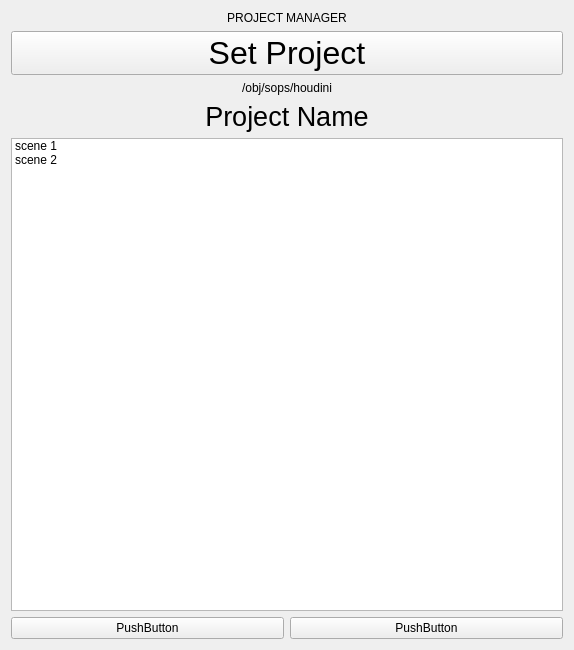
Above: projectview.ui from scmacoll/USDbrowserdrafts before the change. Below: the same form after it.
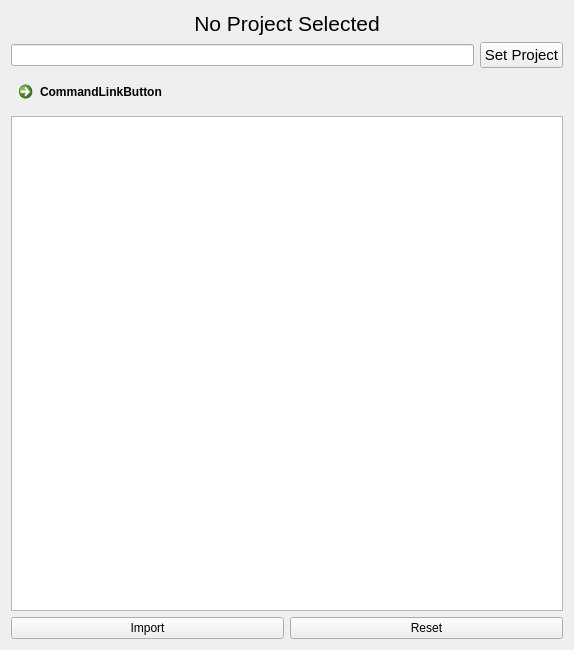
That is the form after the change.

Commit message: big update, list is sorted, qt design is updated with list box and proj_path is connected with 'proj' (JOB/)

What changed in the file:
```diff
--- a/projectview.ui
+++ b/projectview.ui
@@ -15,14 +15,14 @@
   </property>
   <layout class="QVBoxLayout" name="verticalLayout_3">
    <item>
-    <layout class="QVBoxLayout" name="verticalLayout_2">
-     <item>
-      <widget class="QLabel" name="label">
-       <property name="text">
-        <string>PROJECT MANAGER</string>
-       </property>
-       <property name="textFormat">
-        <enum>Qt::AutoText</enum>
+    <widget class="QLabel" name="projname">
+     <property name="font">
+      <font>
+       <pointsize>16</pointsize>
+      </font>
+     </property>
+     <property name="text">
+      <string>No Project Selected</string>
        </property>
        <property name="alignment">
         <set>Qt::AlignCenter</set>
@@ -30,6 +30,41 @@
       </widget>
      </item>
      <item>
+    <layout class="QGridLayout" name="gridLayout_2">
+     <item row="4" column="0">
+      <widget class="QListWidget" name="scenelist"/>
+     </item>
+     <item row="5" column="0">
+      <layout class="QHBoxLayout" name="horizontalLayout_3">
+       <item>
+        <widget class="QPushButton" name="pushButton_2">
+         <property name="text">
+          <string>Import</string>
+         </property>
+        </widget>
+       </item>
+       <item>
+        <widget class="QPushButton" name="pushButton_3">
+         <property name="text">
+          <string>Reset</string>
+         </property>
+        </widget>
+       </item>
+      </layout>
+     </item>
+     <item row="3" column="0">
+      <layout class="QHBoxLayout" name="horizontalLayout_2"/>
+     </item>
+     <item row="1" column="0">
+      <layout class="QHBoxLayout" name="horizontalLayout">
+       <item>
+        <widget class="QLineEdit" name="projpath">
+         <property name="text">
+          <string/>
+         </property>
+        </widget>
+       </item>
+       <item alignment="Qt::AlignRight">
       <widget class="QPushButton" name="setproj">
        <property name="sizeIncrement">
         <size>
@@ -45,7 +80,8 @@
        </property>
        <property name="font">
         <font>
-         <pointsize>24</pointsize>
+           <pointsize>11</pointsize>
+           <kerning>true</kerning>
         </font>
        </property>
        <property name="text">
@@ -59,63 +95,15 @@
        </property>
       </widget>
      </item>
-     <item>
-      <widget class="QLabel" name="projpath">
-       <property name="text">
-        <string>/obj/sops/houdini</string>
-       </property>
-       <property name="alignment">
-        <set>Qt::AlignCenter</set>
-       </property>
-      </widget>
-     </item>
-     <item>
-      <widget class="QLabel" name="projname">
-       <property name="font">
-        <font>
-         <pointsize>20</pointsize>
-        </font>
-       </property>
-       <property name="text">
-        <string>Project Name</string>
-       </property>
-       <property name="alignment">
-        <set>Qt::AlignCenter</set>
-       </property>
-      </widget>
-     </item>
-     <item>
-      <widget class="QListWidget" name="scenelist">
-       <item>
-        <property name="text">
-         <string>scene 1</string>
-        </property>
-       </item>
-       <item>
-        <property name="text">
-         <string>scene 2</string>
-        </property>
-       </item>
-      </widget>
-     </item>
-     <item>
-      <layout class="QHBoxLayout" name="horizontalLayout_3">
-       <item>
-        <widget class="QPushButton" name="pushButton_2">
-         <property name="text">
-          <string>PushButton</string>
-         </property>
-        </widget>
-       </item>
-       <item>
-        <widget class="QPushButton" name="pushButton_3">
-         <property name="text">
-          <string>PushButton</string>
-         </property>
-        </widget>
-       </item>
       </layout>
      </item>
+     <item row="2" column="0">
+      <widget class="QCommandLinkButton" name="commandLinkButton">
+       <property name="text">
+        <string>CommandLinkButton</string>
+       </property>
+      </widget>
+     </item>
     </layout>
    </item>
   </layout>
```
Left out of the diff: 2 changed lines with no effect on the pictures. Lines whose indentation alone changed are shown as unchanged. The commit also changes 2 other files.
